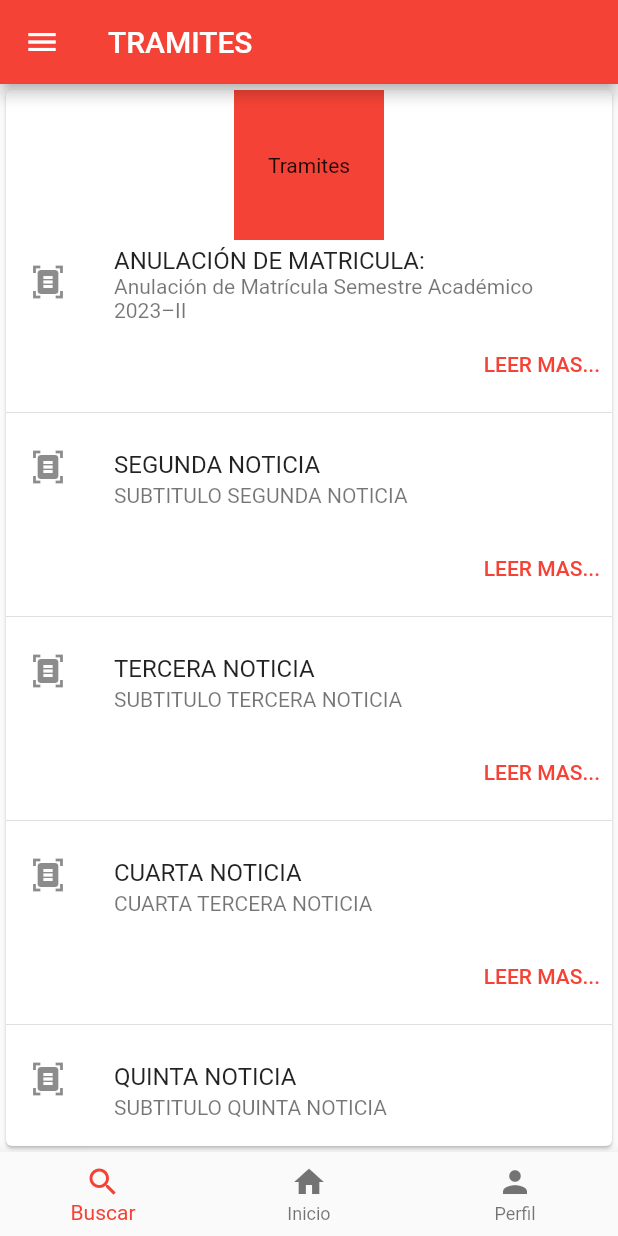
After one commit to MAttFernando777/ProyectoTallerMovilG12, a Flutter app: the Tramites screen opened directly, on a phone screen of 412 x 824 dp. The commit adds this screen. Run offline on Flutter 3.47's test engine with Material 2 defaults, Android fonts, the phone set to English and light mode, and no system bars; network calls fail; key blocks and very long unbroken strings in the code were emptied for the run.

Commit message:
cambio - Tramite

```diff
--- a/lib/MenuLateral.dart
+++ b/lib/MenuLateral.dart
@@ -5,7 +5,7 @@ import 'Busqueda.dart';
 import 'Desconectar.dart';
 import 'Convocatoria.dart';
 import 'Noticia.dart';
-import 'Eventos.dart';
+import 'Tramites.dart';
 
 class MenuLateral extends StatelessWidget {
   @override
@@ -48,11 +48,11 @@ class MenuLateral extends StatelessWidget {
             },
           ),
           new ListTile(
-            title: Text("EVENTOS"),
+            title: Text("TRAMITES"),
             onTap: () {
               Navigator.of(context).pop();
               Navigator.of(context).push(MaterialPageRoute(
-                  builder: (BuildContext context) => Eventos()));
+                  builder: (BuildContext context) => Tramites()));
             },
           ),
           /* new ListTile(
--- a/lib/Eventos.dart
+++ b/lib/SecTram.dart
@@ -1,17 +1,15 @@
 import 'package:flutter/material.dart';
-import 'package:proyecto_g12/Footer.dart';
 import 'MenuLateral.dart';
 
-class Eventos extends StatelessWidget {
+class SecTram extends StatelessWidget {
   @override
   Widget build(BuildContext context) {
     return new Scaffold(
       drawer: MenuLateral(),
       appBar: AppBar(),
       body: Center(
-        child: Text("ESTÁS EN EVENTOS"),
+        child: Text("Bob"),
       ),
-      bottomNavigationBar: Footer(),
     );
   }
 }
--- /dev/null
+++ b/lib/Tramites.dart
@@ -0,0 +1,91 @@
+import 'package:flutter/material.dart';
+import 'package:proyecto_g12/Footer.dart';
+import 'MenuLateral.dart';
+import 'SecTram.dart';
+
+
+class Tramites extends StatelessWidget {
+  @override
+  Widget build(BuildContext context) {
+    return new Scaffold(
+      drawer: MenuLateral(),
+      appBar: AppBar(title: Text("TRAMITES")),
+      body: Center(
+        child: Card(
+            child: Column(mainAxisSize: MainAxisSize.min, children: <Widget>[
+              Container(
+                width: 100,
+                height: 100,
+                padding: const EdgeInsets.all(10.0),
+                color: Colors.red,
+                child: Center(child: Text('Tramites')),
+              ),
+              const ListTile(
+                leading: Icon(Icons.document_scanner),
+                title: Text("ANULACIÓN DE MATRICULA:"),
+                subtitle: Text("Anulación de Matrícula Semestre Académico 2023–II"),
+              ),
+              Row(mainAxisAlignment: MainAxisAlignment.end, children: <Widget>[
+                TextButton(
+                  child: const Text("LEER MAS..."),
+                  onPressed: () {
+                    Navigator.of(context).push(MaterialPageRoute(
+                        builder: (BuildContext context) => SecTram()));
+                  },
+                ),
+              ]),
+              Divider(),
+
+              const ListTile(
+                leading: Icon(Icons.document_scanner),
+                title: Text("SEGUNDA NOTICIA"),
+                subtitle: Text("SUBTITULO SEGUNDA NOTICIA"),
+              ),
+              Row(mainAxisAlignment: MainAxisAlignment.end, children: <Widget>[
+                TextButton(
+                  child: const Text("LEER MAS..."),
+                  onPressed: () {},
+                ),
+              ]),
+              Divider(),
+              const ListTile(
+                leading: Icon(Icons.document_scanner),
+                title: Text("TERCERA NOTICIA"),
+                subtitle: Text("SUBTITULO TERCERA NOTICIA"),
+              ),
+              Row(mainAxisAlignment: MainAxisAlignment.end, children: <Widget>[
+                TextButton(
+                  child: const Text("LEER MAS..."),
+                  onPressed: () {},
+                ),
+              ]),
+              Divider(),
+              const ListTile(
+                leading: Icon(Icons.document_scanner),
+                title: Text("CUARTA NOTICIA"),
+                subtitle: Text("CUARTA TERCERA NOTICIA"),
+              ),
+              Row(mainAxisAlignment: MainAxisAlignment.end, children: <Widget>[
+                TextButton(
+                  child: const Text("LEER MAS..."),
+                  onPressed: () {},
+                ),
+              ]),
+              Divider(),
+              const ListTile(
+                leading: Icon(Icons.document_scanner),
+                title: Text("QUINTA NOTICIA"),
+                subtitle: Text("SUBTITULO QUINTA NOTICIA"),
+              ),
+              Row(mainAxisAlignment: MainAxisAlignment.end, children: <Widget>[
+                TextButton(
+                  child: const Text("bbobob MAS..."),
+                  onPressed: () {},
+                ),
+              ]),
+            ])),
+      ),
+      bottomNavigationBar: Footer(),
+    );
+  }
+}
--- a/lib/main.dart
+++ b/lib/main.dart
@@ -2,7 +2,7 @@ import 'package:flutter/material.dart';
 import 'package:proyecto_g12/Conferencias.dart';
 import 'package:proyecto_g12/Busqueda.dart';
 import 'package:proyecto_g12/Convocatoria.dart';
-import 'package:proyecto_g12/Eventos.dart';
+import 'package:proyecto_g12/Tramites.dart';
 import 'package:proyecto_g12/Footer.dart';
 import 'package:proyecto_g12/Noticia.dart';
 import 'MenuLateral.dart';
@@ -55,13 +55,13 @@ class MyApp extends StatelessWidget {
                     GestureDetector(
                       onTap: () {
                         Navigator.of(context).push(MaterialPageRoute(
-                            builder: (BuildContext context) => Eventos()));
+                            builder: (BuildContext context) => Tramites()));
                       },
                       child: Container(
                         width: 100,
                         height: 100,
                         color: Colors.red,
-                        child: Center(child: Text('Eventos')),
+                        child: Center(child: Text('Tramites')),
                       ),
                     ),
                     /* GestureDetector(
```
